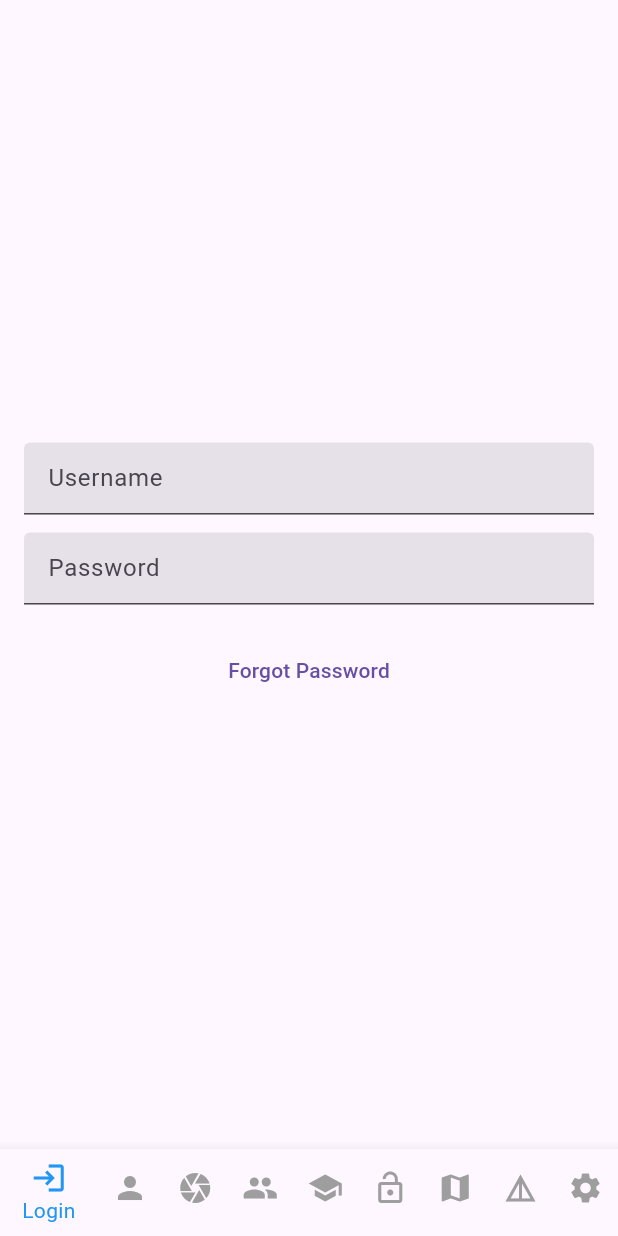
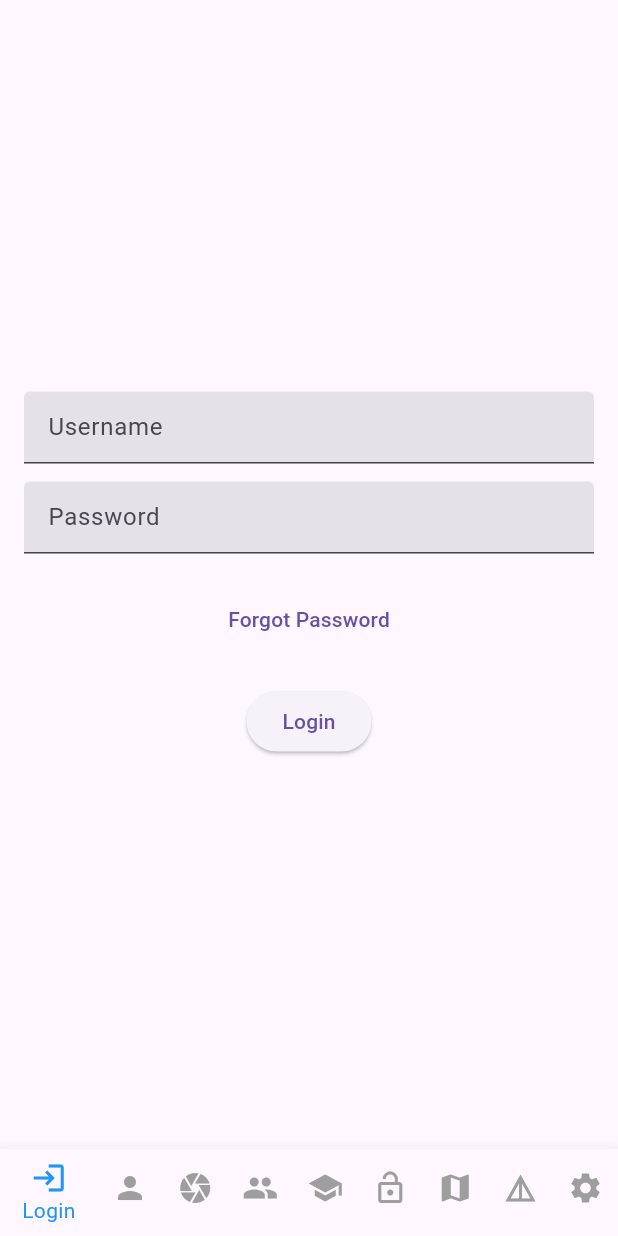
Before and after one commit to rrttll/orlando_recycling_app, a Flutter app: the screen it shows after launch, on a phone screen of 412 x 824 dp. Run offline on Flutter 3.47's test engine with Material 3 defaults, Android fonts, the phone set to English and light mode, and no system bars.

Commit message:
expanded navigation

```diff
--- a/lib/main.dart
+++ b/lib/main.dart
@@ -99,6 +99,8 @@
 }
 
 class LoginScreen extends StatelessWidget {
+  final TextEditingController usernameController = TextEditingController();
+
   @override
   Widget build(BuildContext context) {
     return Padding(
@@ -107,13 +109,14 @@
         mainAxisAlignment: MainAxisAlignment.center,
         children: <Widget>[
           TextField(
+            controller: usernameController,
             decoration: InputDecoration(
               labelText: 'Username',
               filled: true,
               isDense: true,
             ),
           ),
-          SizedBox(height: 12), // Gives a bit of space between the fields
+          SizedBox(height: 12),
           TextField(
             decoration: InputDecoration(
               labelText: 'Password',
@@ -122,12 +125,27 @@
             ),
             obscureText: true,
           ),
-          SizedBox(height: 20), // Gives a bit of space between the fields and the button
+          SizedBox(height: 20),
           TextButton(
             onPressed: () {
-              // TODO: Implement "Forgot Password" functionality
+              Navigator.push(
+                context,
+                MaterialPageRoute(builder: (context) => RecoverPasswordScreen()),
+              );
             },
             child: Text('Forgot Password'),
+          ),
+          SizedBox(height: 20),
+          ElevatedButton(
+            onPressed: () {
+              if (usernameController.text.isNotEmpty) {
+                Navigator.push(
+                  context,
+                  MaterialPageRoute(builder: (context) => BarcodeScannerScreen()),
+                );
+              }
+            },
+            child: Text('Login'),
           ),
         ],
       ),
```
